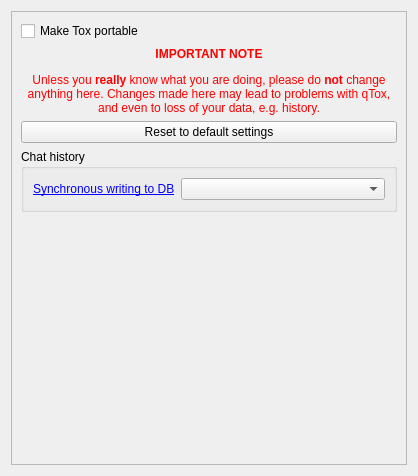
Old version of the form src/widget/form/settings/advancedsettings.ui in the repository qTox/qTox.
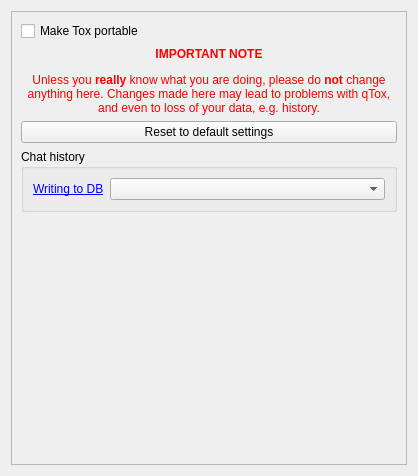
New version of the form. Custom widgets are drawn as their Qt base class.

Commit message:
Simplyfy advanced settings - DB setting
thanks to @AWeinb for idea, fixes #1514

What changed in the file:
```diff
--- a/src/widget/form/settings/advancedsettings.ui
+++ b/src/widget/form/settings/advancedsettings.ui
@@ -73,7 +73,7 @@
             <item>
              <widget class="QLabel" name="dbLabel">
               <property name="text">
-               <string>&lt;html&gt;&lt;head/&gt;&lt;body&gt;&lt;p&gt;&lt;a href=&quot;http://www.sqlite.org/pragma.html#pragma_synchronous&quot;&gt;&lt;span style=&quot; text-decoration: underline; color:#0000ff;&quot;&gt;Synchronous writing to DB&lt;/span&gt;&lt;/a&gt;&lt;/p&gt;&lt;/body&gt;&lt;/html&gt;</string>
+               <string>&lt;html&gt;&lt;head/&gt;&lt;body&gt;&lt;p&gt;&lt;a href=&quot;http://www.sqlite.org/pragma.html#pragma_synchronous&quot;&gt;&lt;span style=&quot; text-decoration: underline; color:#0000ff;&quot;&gt;Writing to DB&lt;/span&gt;&lt;/a&gt;&lt;/p&gt;&lt;/body&gt;&lt;/html&gt;</string>
               </property>
               <property name="textFormat">
                <enum>Qt::RichText</enum>
```
The commit also changes 1 other file.
